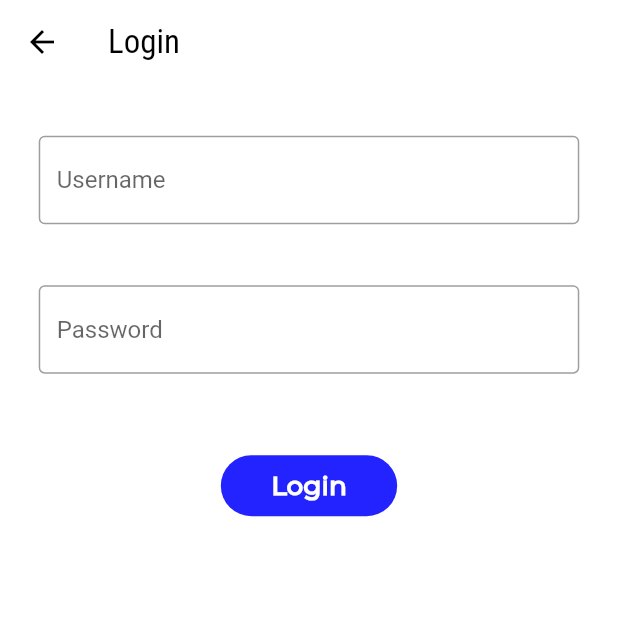
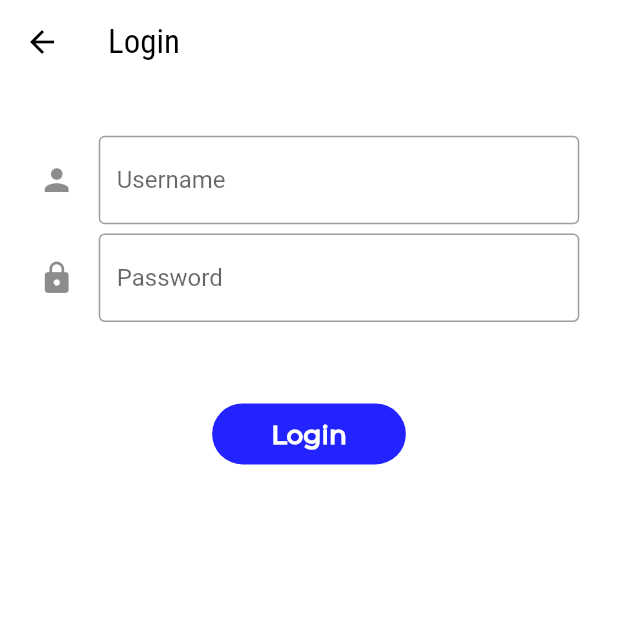
Before and after one commit to CrMatt9/Nuture, a Flutter app: the screen it shows after launch, after a tap on "I have an account", on a phone screen of 412 x 824 dp, the top half of it. Run offline on Flutter 3.47's test engine with Material 2 defaults, Android fonts, the light colour scheme and no system bars; our stand-ins replace bloc, bottom_navy_bar, equatable, flutter_bloc, flutter_spinkit, flutter_svg and 1 more; accounts and stored records are empty; network calls fail.

Commit message:
connected frontend and bckend without test, the connection to the REST API dosent work, it must be hosted somehow

```diff
--- a/src/frontend/app/lib/blocs/bloc_login/login_bloc.dart
+++ b/src/frontend/app/lib/blocs/bloc_login/login_bloc.dart
@@ -4,16 +4,43 @@ import 'package:bloc/bloc.dart';
 import 'package:equatable/equatable.dart';
 import 'package:meta/meta.dart';
 
+import 'package:app/blocs/bloc_authentication/authentication_bloc.dart';
+import 'package:app/services/users/repository/user_repository.dart';
+
 part 'login_event.dart';
 part 'login_state.dart';
 
 class LoginBloc extends Bloc<LoginEvent, LoginState> {
-  LoginBloc() : super(LoginInitial());
+  final UserRepository userRepository;
+  final AuthenticationBloc authenticationBloc;
+
+  LoginBloc({
+    @required this.userRepository,
+    @required this.authenticationBloc,
+  }) : assert(userRepository != null),
+       assert(authenticationBloc != null);
+
+  @override
+  LoginState get initialState => LoginInitial();
 
   @override
   Stream<LoginState> mapEventToState(
     LoginEvent event,
   ) async* {
-    // TODO: implement mapEventToState
+    if ( event is LoginButtonPressed) {
+      yield LoginInitial();
+
+      try {
+        final user = await userRepository.authenticate(
+            username: event.username,
+            password: event.password,
+        );
+
+        authenticationBloc.add(LoggedIn(user: user));
+        yield LoginInitial();
+      } catch (error) {
+        yield LoginFaliure(error: error.toString());
+      }
+    }
   }
 }
--- a/src/frontend/app/lib/blocs/bloc_login/login_event.dart
+++ b/src/frontend/app/lib/blocs/bloc_login/login_event.dart
@@ -1,4 +1,22 @@
 part of 'login_bloc.dart';
 
 @immutable
-abstract class LoginEvent {}
+abstract class LoginEvent extends Equatable{
+  const LoginEvent();
+}
+
+class LoginButtonPressed extends LoginEvent{
+  final String username;
+  final String password;
+
+  const LoginButtonPressed({
+    @required this.username,
+    @required this.password
+  });
+
+  @override
+  List<Object> get props => [username, password];
+
+  @override
+  String toString() => 'LoginButtonPressed { username: $username, password: $password }';
+}
--- a/src/frontend/app/lib/blocs/bloc_login/login_state.dart
+++ b/src/frontend/app/lib/blocs/bloc_login/login_state.dart
@@ -23,7 +23,3 @@ class LoginFaliure extends LoginState {
   @override
   String toString() => ' LoginFaliure { error: $error }';
 }
-
-class LoginInitial extends LoginState {}
-
-// TODO: I have to start over the login_bloc, it is empty
--- /dev/null
+++ b/src/frontend/app/lib/custom_widgets/login_form.dart
@@ -0,0 +1,86 @@
+import 'package:flutter/cupertino.dart';
+import 'package:flutter/material.dart';
+import 'package:flutter_bloc/flutter_bloc.dart';
+import 'package:app/blocs/bloc_login/login_bloc.dart';
+import 'package:app/size_config.dart';
+import 'package:app/custom_widgets/myButton.dart';
+import 'package:app/custom_widgets/customColors.dart';
+
+class LoginForm extends StatefulWidget {
+  @override
+  _LoginFormState createState() => _LoginFormState();
+}
+
+class _LoginFormState extends State<LoginForm> {
+  final _usernameController = TextEditingController();
+  final _passwordController = TextEditingController();
+
+  @override
+  Widget build(BuildContext context) {
+    _onLoginButtonPressed() {
+      BlocProvider.of<LoginBloc>(context).add(LoginButtonPressed(
+        username: _usernameController.text,
+        password: _passwordController.text,
+      ));
+    }
+    SizeConfig().init(context);
+
+    return BlocListener<LoginBloc, LoginState>(
+      listener: (context, state) {
+        if (state is LoginFaliure) {
+          Scaffold.of(context).showSnackBar(SnackBar(
+            content: Text('${state.error}'),
+            backgroundColor: Colors.red,
+          ));
+        }
+      },
+      child: BlocBuilder<LoginBloc, LoginState>(
+        builder: (context, state) {
+          return Container (
+            child: Form(
+              child: Column(
+              children: <Widget>[
+                TextField(
+                  decoration: InputDecoration(
+                    hintText: 'Username',
+                    border: OutlineInputBorder(),
+                    icon: Icon(Icons.person),
+                  ),
+                  controller: _usernameController,
+                ),
+                SizedBox(height: SizeConfig.screenHeight*(6/812),),
+                TextField(
+                    decoration: InputDecoration(
+                      hintText: 'Password',
+                      border: OutlineInputBorder(),
+                      icon: Icon(Icons.lock),
+                    ),
+                  controller: _passwordController,
+                  obscureText: true,
+                ),
+                SizedBox(height: SizeConfig.screenHeight*(50/812)),
+                Center(
+                  child: myButton(
+                    color: corpBlue,
+                    text: 'Login',
+                    textColor: Colors.white,
+                    weight: SizeConfig.screenWidth*(107/375),
+                    onPressed: state is! LoginLoading ?
+                    _onLoginButtonPressed : null,
+                    ),
+                  ),
+                SizedBox(height: SizeConfig.screenHeight*(6/812),),
+                Center(
+                  child: state is LoginLoading
+                      ? CircularProgressIndicator()
+                      : null,
+                )
+              ],
+              ),
+            ),
+          );
+        }
+      )
+    );
+  }
+}
--- a/src/frontend/app/lib/main.dart
+++ b/src/frontend/app/lib/main.dart
@@ -1,19 +1,87 @@
+import 'package:app/blocs/bloc_authentication/authentication_bloc.dart';
 import 'package:flutter/material.dart';
+
 import 'package:app/screens/loading.dart';
 import 'package:app/screens/welcome.dart';
 import 'package:app/screens/home.dart';
 import 'package:app/screens/login.dart';
 import 'package:app/screens/register.dart';
+import 'package:app/screens/splash.dart';
+
+import 'package:bloc/bloc.dart';
+import 'package:flutter_bloc/flutter_bloc.dart';
+import 'services/users/repository/user_repository.dart';
+
+class SimpleBlocDelegate extends BlocDelegate {
+  @override
+  void onEvent(Bloc bloc, Object event) {
+    super.onEvent(bloc, event);
+    print(event);
+  }
+
+  @override
+  void onTransition(Bloc bloc, Transition transition) {
+    super.onTransition(bloc, transition);
+    print(transition);
+  }
+
+  @override
+  void onError(Bloc bloc, Object error, StackTrace stacktrace) {
+    super.onError(bloc, error, stacktrace);
+  }
+}
+
 
 void main() {
-  runApp(MaterialApp(
+  BlocSupervisor.delegate = SimpleBlocDelegate();
+  final userRepository = UserRepository();
+
+
+  runApp(
+    BlocProvider<AuthenticationBloc>(
+      create: (context) {
+        return AuthenticationBloc(
+          userRepository: userRepository
+        )..add(AppStarted());
+      },
+      child: App(userRepository: userRepository,),
+    )
+  );
+}
+
+class App extends StatelessWidget {
+  final UserRepository userRepository;
+
+  App({Key key, @required this.userRepository}) : super(key: key);
+
+  @override
+  Widget build(BuildContext context) {
+    return MaterialApp(
       initialRoute: '/welcome',
       routes: {
-      '/' : (context) =>  Loading(),
+        '/loading' : (context) =>  Loading(),
         '/welcome' : (context) => Welcome(),
         '/home' : (context) => Home(),
-      '/login' : (context) => Login(),
+        '/login' : (context) => Login(userRepository: userRepository,),
         '/register' : (context) => Register(),
+        '/splash' : (context) => Splash(),
       },
-  ));
+      home: BlocBuilder<AuthenticationBloc, AuthenticationState>(
+        builder: (context, state) {
+          if (state is AuthenticationUnintialized) {
+            return Splash();
           }
+          if (state is AuthenticationAuthenticated) {
+            return Home();
+          }
+          if (state is AuthenticationUnauthenticated) {
+            return Welcome();
+          }
+          if (state is AuthenticationLoading) {
+            return Loading();
+          }
+        },
+      ),
+    );
+  }
+}
--- a/src/frontend/app/lib/screens/home.dart
+++ b/src/frontend/app/lib/screens/home.dart
@@ -1,5 +1,6 @@
 import 'package:flutter/material.dart';
 import 'package:bottom_navy_bar/bottom_navy_bar.dart';
+import 'logout.dart';
 
 class Home extends StatefulWidget {
 
@@ -35,7 +36,7 @@ class _HomeState extends State<Home> {
             setState(() => _currentIndex = index);
           },
           children: <Widget>[
-            Container(color: Colors.blueGrey,),
+            LogoutPage(),
             Container(color: Colors.red,),
             Container(color: Colors.green,),
             Container(color: Colors.blue,),
--- a/src/frontend/app/lib/screens/login.dart
+++ b/src/frontend/app/lib/screens/login.dart
@@ -1,22 +1,22 @@
 import 'package:flutter/cupertino.dart';
 import 'package:flutter/material.dart';
-import 'package:flutter/services.dart';
+
 import 'package:app/size_config.dart';
-import 'package:app/custom_widgets/myButton.dart';
-import 'package:app/custom_widgets/customColors.dart';
+import 'package:app/custom_widgets/login_form.dart';
 
+import 'package:flutter_bloc/flutter_bloc.dart';
+import 'package:app/blocs/bloc_authentication/authentication_bloc.dart';
+import 'package:app/blocs/bloc_login/login_bloc.dart';
+import 'package:app/services/users/repository/user_repository.dart';
 
-class Login extends StatefulWidget {
+class Login extends StatelessWidget {
 
+  final UserRepository userRepository;
+
+  Login({Key key, @required this.userRepository})
+      : assert(userRepository != null), super(key: key);
 
   @override
-  _LoginState createState() => _LoginState();
-}
-
-class _LoginState extends State<Login> {
-
-  @override
-
   Widget build(BuildContext context) {
     SizeConfig().init(context);
     return Scaffold(
@@ -36,7 +36,15 @@ class _LoginState extends State<Login> {
         ),
         elevation: 0,
       ),
-      body: Center(
+      body: BlocProvider(
+        create: (context) {
+          return LoginBloc(
+            authenticationBloc: BlocProvider.of<AuthenticationBloc>(context),
+            userRepository: userRepository,
+          );
+        },
+
+        child: Center(
           child: Column(
             children: <Widget>[
               Padding(
@@ -46,32 +54,12 @@ class _LoginState extends State<Login> {
                     SizeConfig.screenWidth*(23.5/375),
                     0,
                   ),
-              child: TextField(
-                decoration: InputDecoration(
-                  hintText: 'Username',
-                  border: OutlineInputBorder(),
+                  child: LoginForm(),
               )
-              ),
-            ),
-            Padding(
-              padding: new EdgeInsets.fromLTRB(
-                SizeConfig.screenWidth*(23.5/375),
-                SizeConfig.screenHeight*(40/812),
-                SizeConfig.screenWidth*(23.5/375),
-                0,
-              ),
-              child: TextField(
-                decoration: InputDecoration(
-                  hintText: 'Password',
-                  border: OutlineInputBorder(),
-                )
-              ),
-            ),
-            SizedBox(height: SizeConfig.screenHeight*(50/812)),
-            Center(child: myButton(color: corpBlue, text: 'Login', textColor: Colors.white, weight: 107,)),
             ],
           ),
         ),
+      )
     );
   }
 }
--- /dev/null
+++ b/src/frontend/app/lib/screens/splash.dart
@@ -0,0 +1,13 @@
+import 'package:flutter/cupertino.dart';
+import 'package:flutter/material.dart';
+
+class Splash extends StatelessWidget {
+  @override
+  Widget build (BuildContext context) {
+    return Scaffold(
+      body: Center(
+        child: Text('Splash Screen'),
+      ),
+    );
+  }
+}
--- a/src/frontend/app/lib/services/users/api_connection/user_api.dart
+++ b/src/frontend/app/lib/services/users/api_connection/user_api.dart
@@ -1,11 +1,10 @@
-import 'package:flutter/cupertino.dart';
-import 'package:flutter/material.dart';
+
 import 'dart:async';
 import 'dart:convert';
 import 'package:http/http.dart' as http;
 import 'package:app/services/users/models/user_api_model.dart';
 
-final _base = "http://127.0.0.1:8000";
+final _base = "http://localhost:8000";
 final _tokenEndpoint = "/api-token-auth/";
 final _tokenURL = _base + _tokenEndpoint;
 
--- a/src/frontend/app/lib/services/users/dao/user_dao.dart
+++ b/src/frontend/app/lib/services/users/dao/user_dao.dart
@@ -1,5 +1,4 @@
-import 'package:flutter/cupertino.dart';
-import 'package:flutter/material.dart';
+
 import 'package:app/services/users/database/user_database.dart';
 import 'package:app/services/users/models/user_model.dart';
 
--- a/src/frontend/app/lib/services/users/database/user_database.dart
+++ b/src/frontend/app/lib/services/users/database/user_database.dart
@@ -1,5 +1,4 @@
-import 'package:flutter/cupertino.dart';
-import 'package:flutter/material.dart';
+
 
 import 'dart:async';
 import 'dart:io';
--- a/src/frontend/app/lib/services/users/models/user_api_model.dart
+++ b/src/frontend/app/lib/services/users/models/user_api_model.dart
@@ -1,5 +1,4 @@
-import 'package:flutter/cupertino.dart';
-import 'package:flutter/material.dart';
+
 
 class UserLogin {
   String username;
--- a/src/frontend/app/lib/services/users/models/user_model.dart
+++ b/src/frontend/app/lib/services/users/models/user_model.dart
@@ -1,5 +1,3 @@
-import 'package:flutter/cupertino.dart';
-import 'package:flutter/material.dart';
 
 class User {
   int id;
--- a/src/frontend/app/pubspec.yaml
+++ b/src/frontend/app/pubspec.yaml
@@ -32,6 +32,7 @@ dependencies:
   http: ^0.12.0+4
   sqflite: ^1.3.0
   path_provider: ^1.6.5
+  flutter_spinkit: ^4.1.2+1
 
   # The following adds the Cupertino Icons font to your application.
   # Use with the CupertinoIcons class for iOS style icons.
```
Also changed, not shown: src/frontend/app/lib/screens/loading.dart (+10 -10 lines), src/frontend/app/lib/screens/logout.dart (added, +56 -0 lines), src/frontend/app/pubspec.lock, 1 other file. Lines whose indentation alone changed are shown as unchanged.
